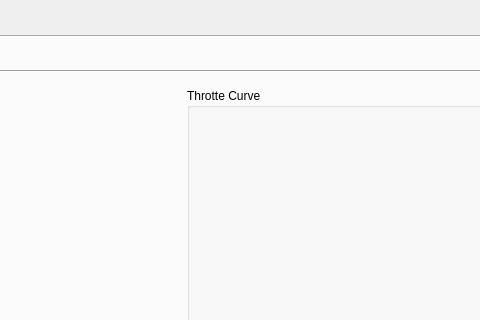
Qt form ground/openpilotgcs/src/plugins/config/airframe.ui (openpilot/OpenPilot) before a commit; both pictures show x 286 to 766 and y 0 to 320 of the 939 by 657 pixel window.
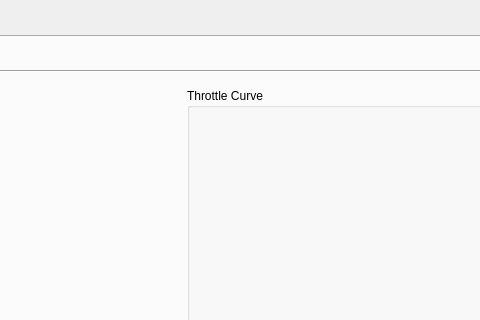
The same form after that commit. The open tabs and pages were chosen to show the change. Icons and pictures are not drawn. Custom widgets are drawn as their Qt base class.

Commit message: bugfix: correct spelling, multirotor widget

```diff
--- a/ground/openpilotgcs/src/plugins/config/airframe.ui
+++ b/ground/openpilotgcs/src/plugins/config/airframe.ui
@@ -859,7 +859,7 @@
                <item>
                 <widget class="QGroupBox" name="groupBox_6">
                  <property name="title">
-                  <string>Throtte Curve</string>
+                  <string>Throttle Curve</string>
                  </property>
                  <layout class="QVBoxLayout" name="verticalLayout_9">
                   <item>
```
